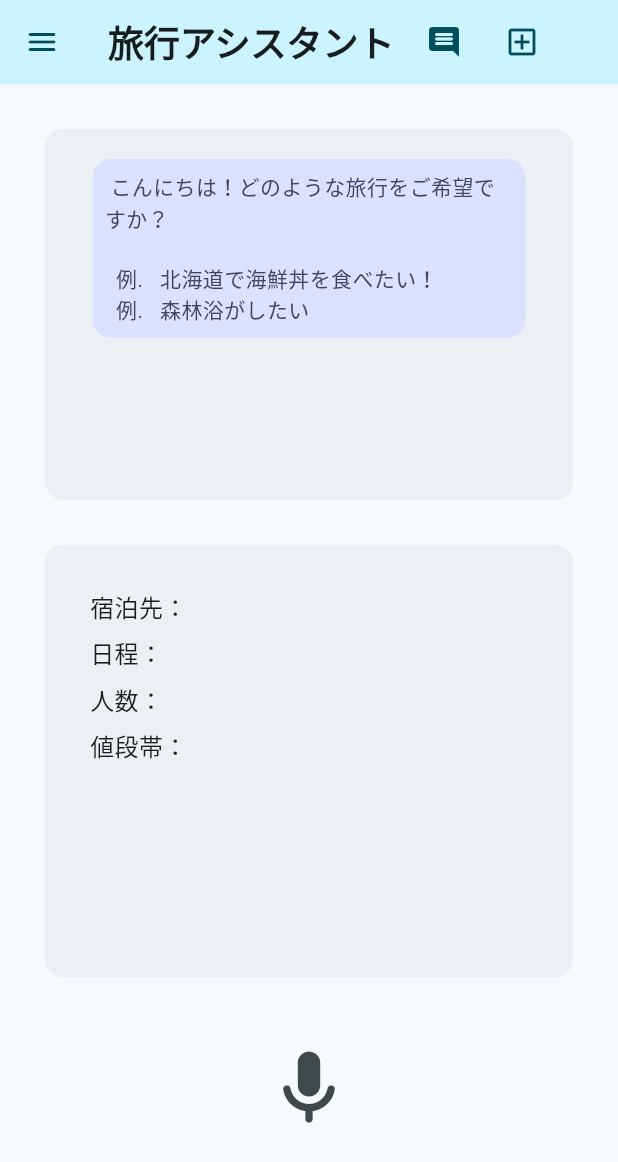
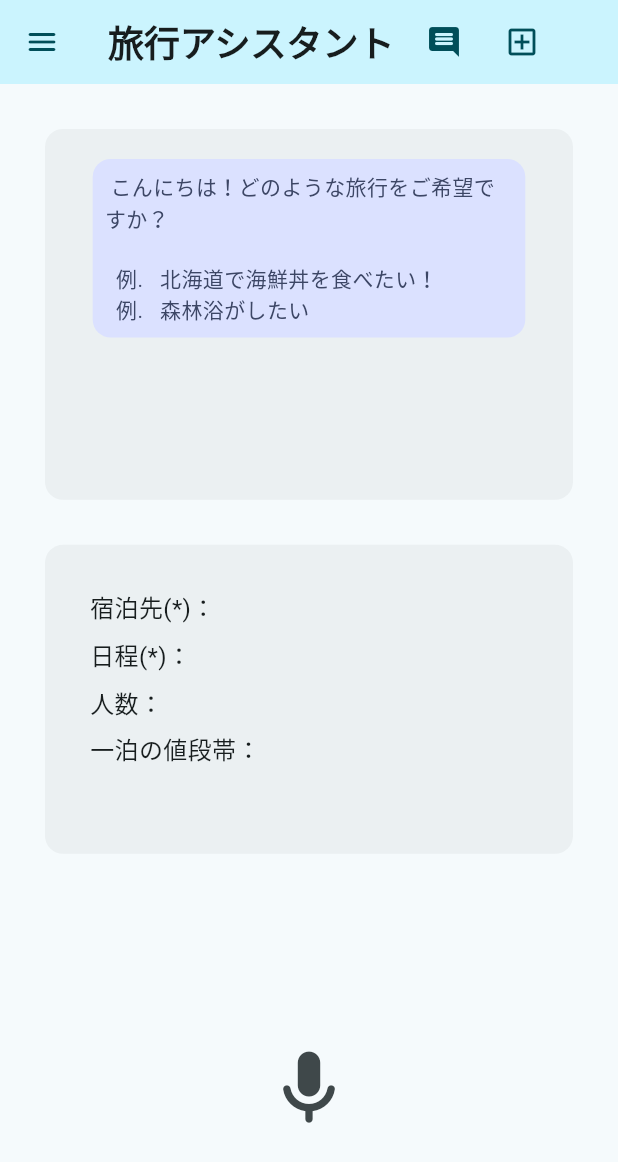
Before and after one commit to aidio-reserve/frontend, a Flutter app: the screen it shows after launch, on a phone screen of 412 x 824 dp. Shown: the top 1162 px of the screen. Run offline on Flutter 3.47's test engine with Material 3 defaults, Android fonts, the phone set to English and light mode, and no system bars; our stand-ins replace audioplayers, cloud_firestore, firebase_auth, firebase_core, flutter_chat_bubble, flutter_dotenv and 6 more; missing offline and left inert: webview_flutter_web; accounts and stored records are empty; network calls fail.

Commit message:
ホテルオプション下部の余白を減らす、値段帯が一泊の値段か旅行全体の値段なのかがわかりにくい 、ホテルオプションの項目が任意か必須かわかるようにする

```diff
--- a/lib/ui/components/hotel_option_column.dart
+++ b/lib/ui/components/hotel_option_column.dart
@@ -13,13 +13,13 @@ class HotelOptionColumn extends ConsumerWidget {
       children: [
         hotelOption["hotel_location"] != null
             ? Text(
-                "宿泊先：${hotelOption["hotel_location"]}",
+                "宿泊先(*)：${hotelOption["hotel_location"]}",
                 style: TextStyle(
                     fontSize: 16,
                     color: Theme.of(context).colorScheme.onSurface),
               )
             : Text(
-                "宿泊先：",
+                "宿泊先(*)：",
                 style: TextStyle(
                     fontSize: 16,
                     color: Theme.of(context).colorScheme.onSurface),
@@ -28,13 +28,13 @@ class HotelOptionColumn extends ConsumerWidget {
         hotelOption["checkinDate"] != null &&
                 hotelOption["checkoutDate"] != null
             ? Text(
-                "日程：${hotelOption["checkinDate"]} 〜 ${hotelOption["checkoutDate"]}",
+                "日程(*)：${hotelOption["checkinDate"]} 〜 ${hotelOption["checkoutDate"]}",
                 style: TextStyle(
                     fontSize: 16,
                     color: Theme.of(context).colorScheme.onSurface),
               )
             : Text(
-                "日程：",
+                "日程(*)：",
                 style: TextStyle(
                     fontSize: 16,
                     color: Theme.of(context).colorScheme.onSurface),
@@ -56,27 +56,27 @@ class HotelOptionColumn extends ConsumerWidget {
         const SizedBox(height: 8),
         hotelOption["minCharge"] != null && hotelOption["maxCharge"] != null
             ? Text(
-                "値段帯：${hotelOption["minCharge"]}円 〜 ${hotelOption["maxCharge"]}円",
+                "一泊の値段帯：${hotelOption["minCharge"]}円 〜 ${hotelOption["maxCharge"]}円",
                 style: TextStyle(
                     fontSize: 16,
                     color: Theme.of(context).colorScheme.onSurface),
               )
             : hotelOption["minCharge"] != null
                 ? Text(
-                    "値段帯：${hotelOption["minCharge"]}円〜",
+                    "一泊の値段帯：${hotelOption["minCharge"]}円〜",
                     style: TextStyle(
                         fontSize: 16,
                         color: Theme.of(context).colorScheme.onSurface),
                   )
                 : hotelOption["maxCharge"] != null
                     ? Text(
-                        "値段帯：〜${hotelOption["maxCharge"]}円",
+                        "一泊の値段帯：${hotelOption["maxCharge"]}円",
                         style: TextStyle(
                             fontSize: 16,
                             color: Theme.of(context).colorScheme.onSurface),
                       )
                     : Text(
-                        "値段帯：",
+                        "一泊の値段帯：",
                         style: TextStyle(
                             fontSize: 16,
                             color: Theme.of(context).colorScheme.onSurface),
--- a/lib/ui/screens/ai_screen/voice_screen.dart
+++ b/lib/ui/screens/ai_screen/voice_screen.dart
@@ -109,7 +109,7 @@ class VoiceScreenState extends ConsumerState<VoiceScreen> {
                 right: 30.0,
               ),
               child: Container(
-                  height: MediaQuery.of(context).size.height * 0.35,
+                  height: MediaQuery.of(context).size.height * 0.25,
                   width: MediaQuery.of(context).size.width * 0.9,
                   decoration: BoxDecoration(
                     color: Theme.of(context)
@@ -128,7 +128,7 @@ class VoiceScreenState extends ConsumerState<VoiceScreen> {
             Padding(
               padding: const EdgeInsets.all(30.0),
               child: Container(
-                height: MediaQuery.of(context).size.height * 0.1,
+                height: MediaQuery.of(context).size.height * 0.2,
                 alignment: Alignment.bottomCenter,
                 child: IconButton(
                   icon: const Icon(
```
